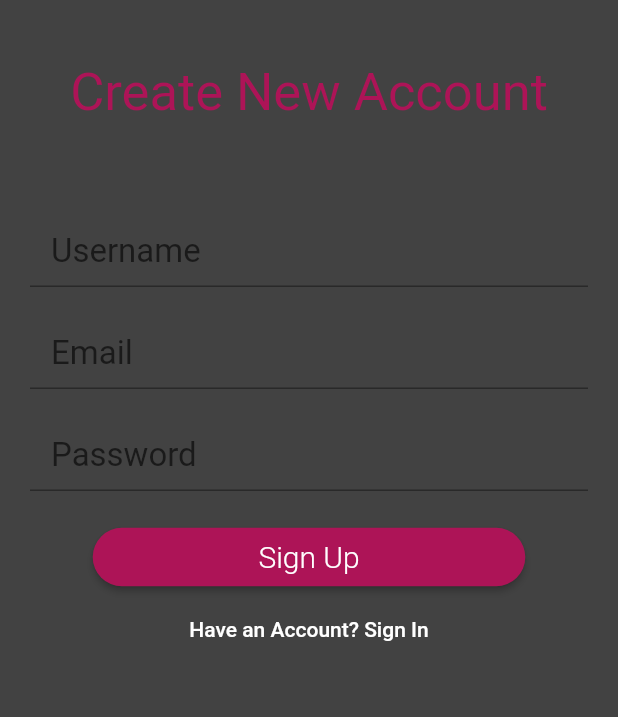
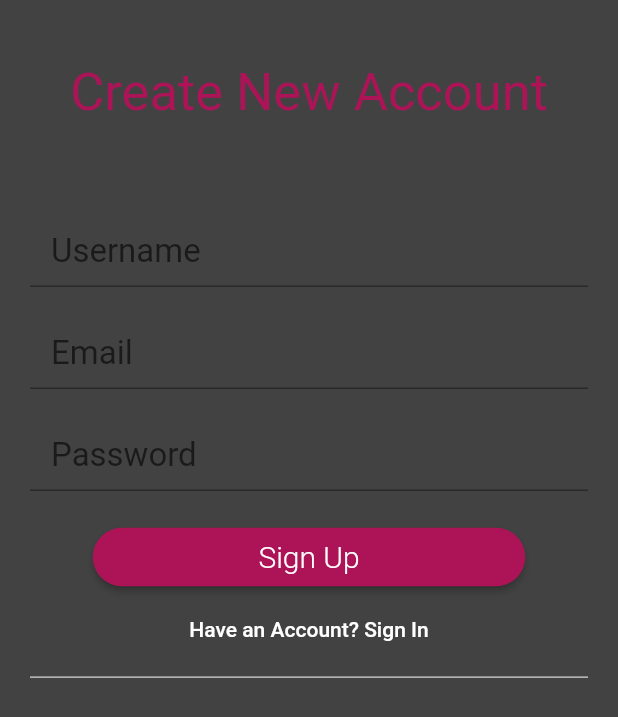
Before and after one commit to MSchmaud/party-app, a Flutter app: the SignUpView screen opened by its route, on a phone screen of 412 x 824 dp. Shown: the top 717 px of the screen. Run offline on Flutter 3.47's test engine with Material 2 defaults, Android fonts, the phone set to English and light mode, and no system bars; our stand-ins replace firebase_auth; missing offline and left inert: flutter_auth_buttons; accounts and stored records are empty.

Commit message:
google sign in not work

```diff
--- a/lib/views/home_view.dart
+++ b/lib/views/home_view.dart
@@ -1,7 +1,5 @@
 import 'package:flutter/material.dart';
 import "package:partyApp/views/acc_page.dart";
-import 'package:partyApp/widgets/provider.dart';
-import 'package:partyApp/services/auth_service.dart';
 
 class Home extends StatefulWidget {
   @override
--- a/lib/views/sign_up_view.dart
+++ b/lib/views/sign_up_view.dart
@@ -1,6 +1,7 @@
 import 'package:flutter/material.dart';
 import 'package:partyApp/services/auth_service.dart';
 import 'package:partyApp/widgets/provider.dart';
+import 'package:flutter_auth_buttons/flutter_auth_buttons.dart';
 
 enum AuthFormType {signIn, signUp, reset}
 
@@ -112,8 +113,6 @@ class _SignUpViewState extends State<SignUpView> {
                   ),
                 ),
               ),
-
-
             ],
           ),
         ),
@@ -217,6 +216,7 @@ class _SignUpViewState extends State<SignUpView> {
   List<Widget> buildButtons() {
     String _switchButtonText, _newFormState, _submitButtonText;
     bool _showForgotPassword = false;
+    bool _showSocial = true;
 
     if(authFormType == AuthFormType.signIn){
       _switchButtonText = "Create New Account";
@@ -227,6 +227,7 @@ class _SignUpViewState extends State<SignUpView> {
       _switchButtonText = "Return to Sign In";
       _newFormState = "signIn";
       _submitButtonText = "Submit";
+      _showSocial = false;
     }else{
       _switchButtonText = "Have an Account? Sign In";
       _newFormState = "signIn";
@@ -257,6 +258,7 @@ class _SignUpViewState extends State<SignUpView> {
            switchFormState(_newFormState);
          },
       ),
+      buildSocialIcons(_showSocial),
     ];
   }
 
@@ -310,4 +312,20 @@ class _SignUpViewState extends State<SignUpView> {
     return SizedBox(height: 0.0);
   }
 
+  // BUILD SOCIAL ICONS METHOD ====================================================================
+  Widget buildSocialIcons(bool visible) {
+    final _auth = Provider.of(context).auth;
+    return Visibility(
+      child: Column(
+        children: <Widget>[
+          Divider(color: Colors.white,),
+          SizedBox(height: 10),
+          // Google sign in button supposec to be here but flutter is a dirty hoe and wont work
+        ],
+      ),
+      visible: visible,
+    );
+
+  }
+
 }
--- a/lib/views/swipe_page.dart
+++ b/lib/views/swipe_page.dart
@@ -15,7 +15,9 @@ class SwipePage extends StatelessWidget {
         child: SafeArea(
           child: Column(
             children: <Widget>[
-              Text("Swipe Page"),
+              Text("Swipe Page",
+              style: TextStyle(),
+              ),
             ],
           ),
         ),
--- a/pubspec.yaml
+++ b/pubspec.yaml
@@ -31,6 +31,10 @@ dependencies:
   # The following adds the Cupertino Icons font to your application.
   # Use with the CupertinoIcons class for iOS style icons.
   cupertino_icons: ^0.1.3
+  intl: 0.15.7
+  date_range_picker: ^1.0.3
+  flutter_spinkit: ^3.1.0
+  flutter_auth_buttons: ^0.5.0
 
 dev_dependencies:
   flutter_test:
```
Also changed, not shown: lib/views/acc_page.dart (+16 -0 lines), pubspec.lock, 1 other file.
